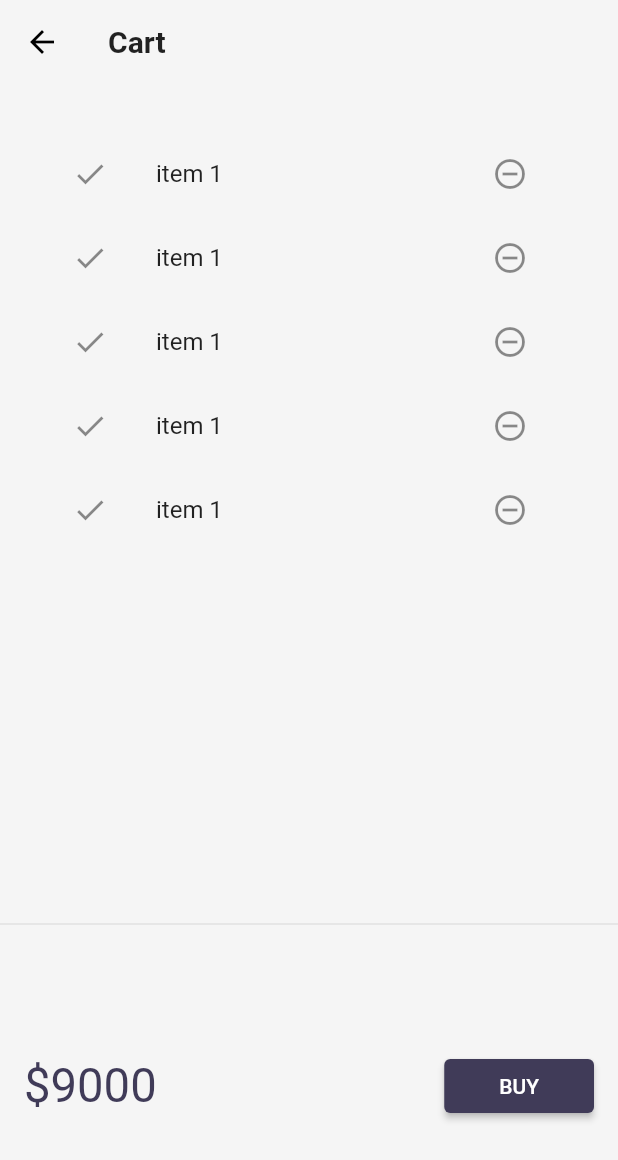
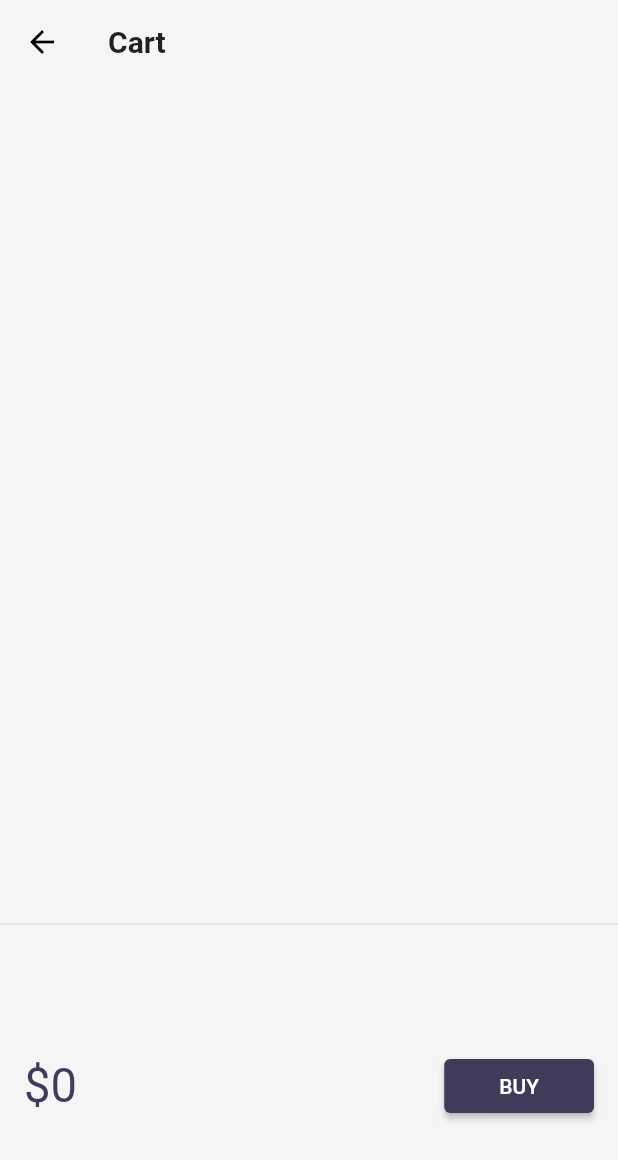
Before and after one commit to baki-debug/Catalog_app, a Flutter app: the CartPage screen opened by its route, on a phone screen of 412 x 824 dp. Shown: the top 1160 px of the screen. Run offline on Flutter 3.47's test engine with Material 2 defaults, Android fonts, the phone set to English and light mode, and no system bars; our stand-ins replace velocity_x; network calls fail.

Commit message:
DAY 23 completed

```diff
--- a/lib/Pages/CartPage.dart
+++ b/lib/Pages/CartPage.dart
@@ -1,3 +1,4 @@
+import 'package:baki_app/models/Cart.dart';
 import 'package:flutter/material.dart';
 import 'package:velocity_x/velocity_x.dart';
 
@@ -25,17 +26,18 @@ class CartPage extends StatelessWidget {
 class _CartTotal extends StatelessWidget {
   @override
   Widget build(BuildContext context) {
+    final _cart = CartModel();
     return SizedBox(
       height: 200,
        child: Row(
          mainAxisAlignment: MainAxisAlignment.spaceBetween,
         children: [
-          "\$9000".text.xl4.color(context.theme.accentColor).make().p16(),
+          "\$${_cart.totalPrice}".text.xl4.color(context.theme.accentColor).make().p16(),
           30.widthBox,
           ElevatedButton(
             onPressed: (){
               ScaffoldMessenger.of(context).showSnackBar(SnackBar
-                (content: "Buying not supported yet. Please try again later.".text.make()));
+                (content: "Buying not supported yet".text.make()));
             },
               style: ButtonStyle(backgroundColor: MaterialStateProperty.all(context.theme.buttonColor)),
               child: "BUY".text.white.make()
@@ -52,17 +54,18 @@ class _CartList extends StatefulWidget {
 }
 
 class __CartListState extends State<_CartList> {
+  final _cart = CartModel();
   @override
   Widget build(BuildContext context) {
     return ListView.builder(
-        itemCount: 5,
+        itemCount: _cart.items?.length,
         itemBuilder: (context,index) => ListTile(
           leading: Icon(Icons.done),
           trailing: IconButton(
             icon: Icon(Icons.remove_circle_outline),
             onPressed: (){},
           ),
-          title: "item 1".text.make(),
+          title: _cart.items[index].name.text.make(),
         )
     );
   }
--- a/lib/models/Cart.dart
+++ b/lib/models/Cart.dart
@@ -18,4 +18,8 @@ class CartModel{
 void add(Item item){
   _itemIds.add(item.id);
 }
+
+void remove(Item item) {
+  _itemIds.remove(item.id);
 }
+}
```
